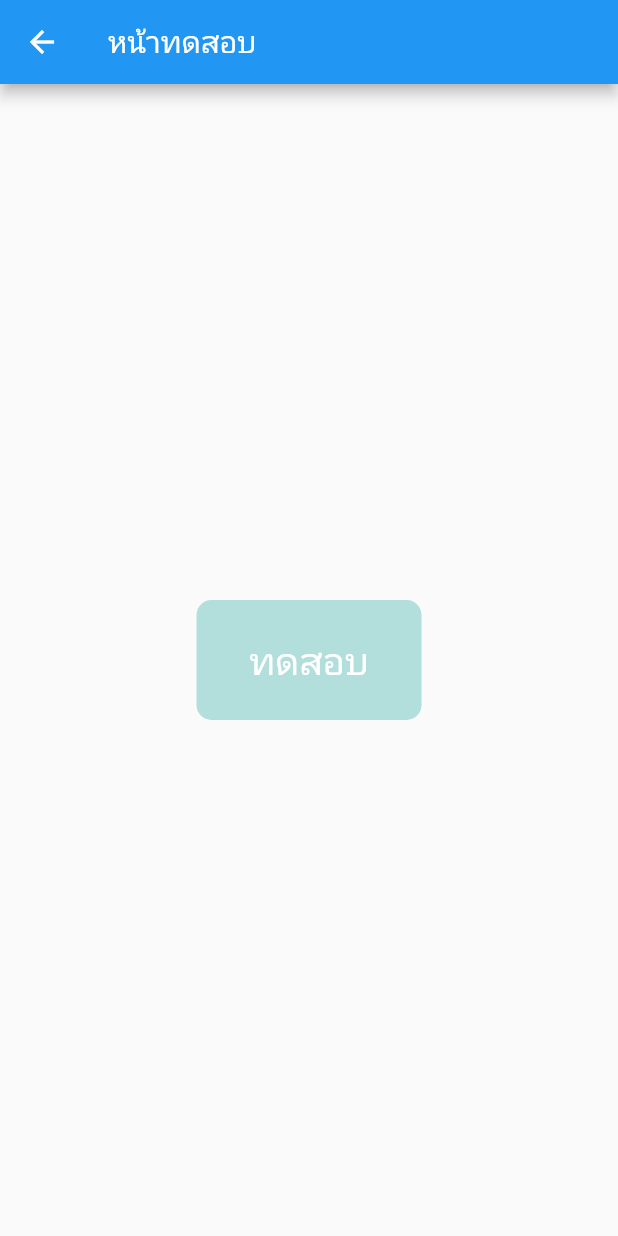
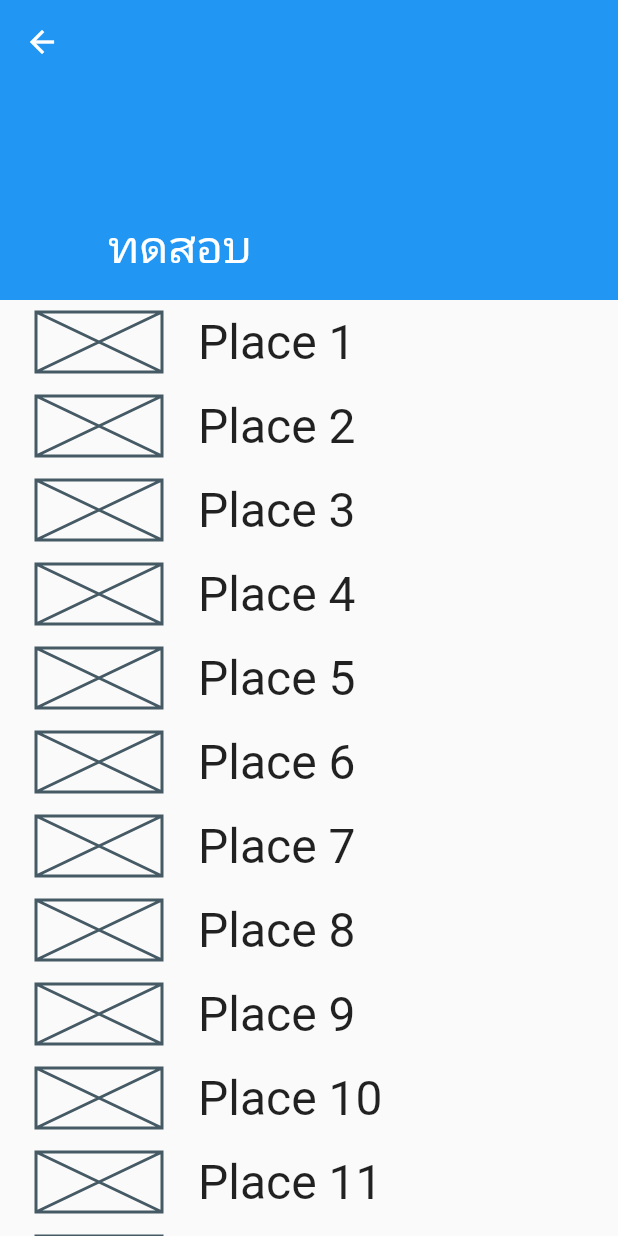
Before and after one commit to Atpolink/To-do-list-App, a Flutter app: the HomePage screen opened directly, on a phone screen of 412 x 824 dp. Run offline on Flutter 3.47's test engine with Material 2 defaults, Android fonts, the phone set to English and light mode, and no system bars.

Commit message:
่่ทดสอบcode ในhomepage

```diff
--- a/project/lib/HomePage.dart
+++ b/project/lib/HomePage.dart
@@ -9,25 +9,31 @@ class _HomePageState extends State<HomePage> {
   @override
   Widget build(BuildContext context) {
     return Scaffold(
-      appBar: AppBar(
-        title: Text('หน้าทดสอบ'),
-      ),
-      body: Center(
-        child: Container(
-          height: 80,
-          width: 150,
-          decoration: BoxDecoration(
-              color: Colors.teal[100], borderRadius: BorderRadius.circular(10)),
-          child: FlatButton(
-            onPressed: () {
-              Navigator.pop(context);
-            },
-            child: Text(
-              'ทดสอบ',
-              style: TextStyle(color: Colors.white, fontSize: 25),
+      body: CustomScrollView(
+        slivers: [
+          SliverAppBar(
+              expandedHeight: 200.0,
+              floating: true,
+              pinned: true,
+              snap: false,
+              flexibleSpace: FlexibleSpaceBar(
+                title: Text('ทดสอบ'),
+              )),
+           SliverList(
+        delegate: SliverChildBuilderDelegate(
+          (_, int index) {
+            return ListTile(
+              leading: Container(
+                  padding: EdgeInsets.all(8),
+                  width: 100,
+                  child: Placeholder()),
+              title: Text('Place ${index + 1}', textScaleFactor: 2),
+            );
+          },
+          childCount: 20,
             ),
-          ),
-        ),
+          )
+        ],
       ),
     );
   }
```
